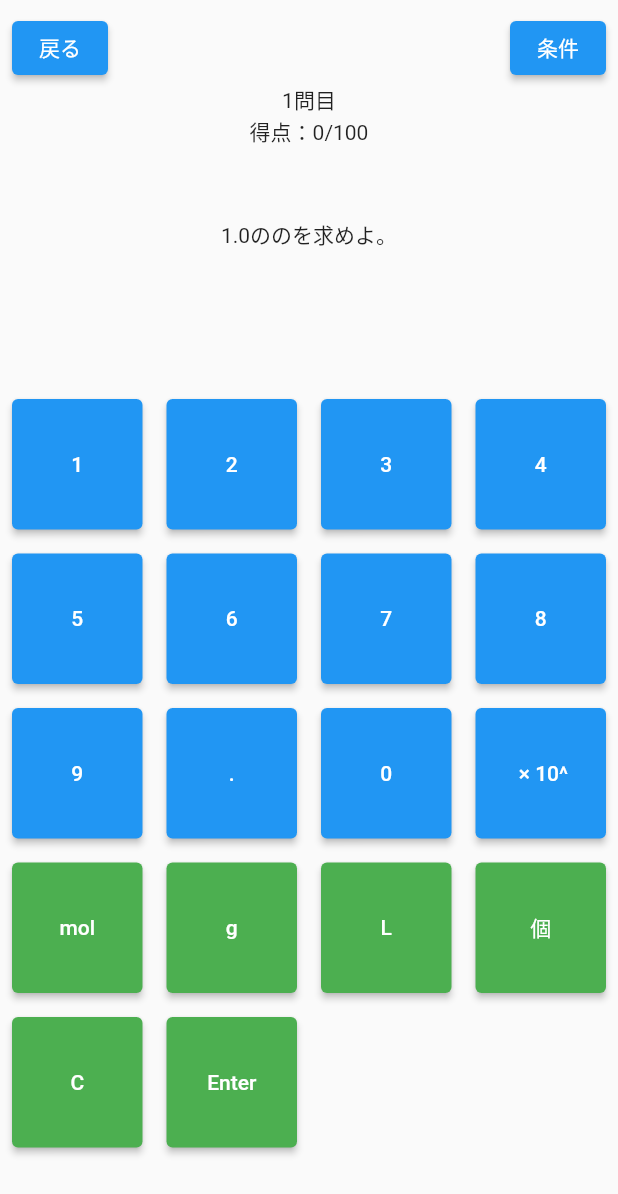
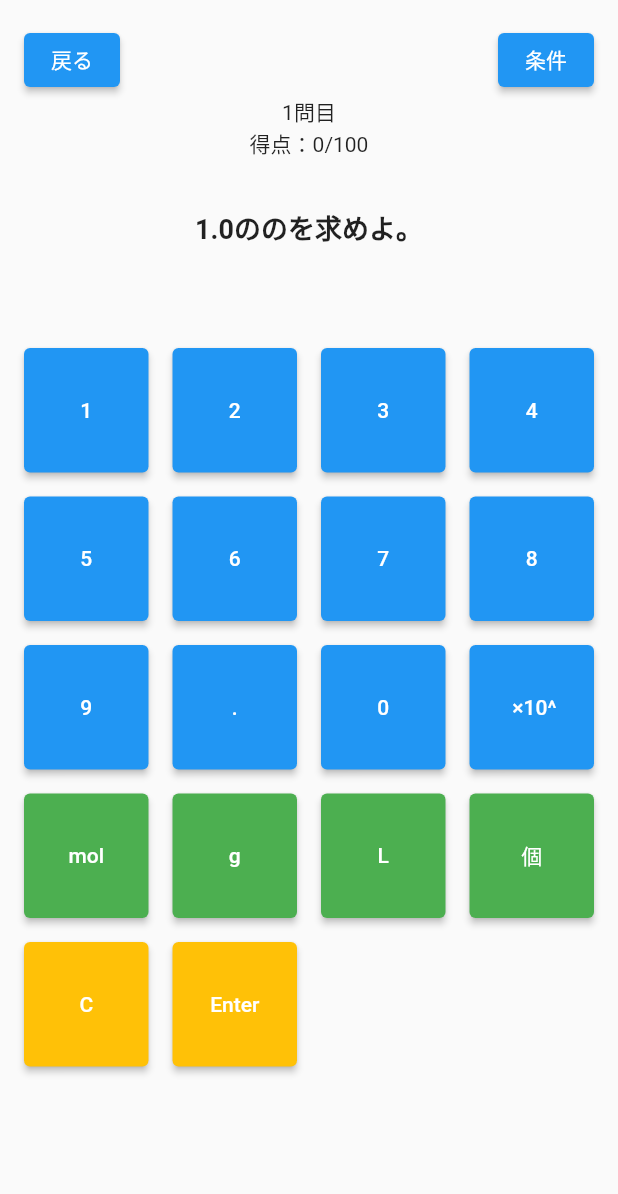
Before and after one commit to RyoSakon001/degree-quiz, a Flutter app: the GameView screen opened directly, on a phone screen of 412 x 824 dp. Shown: the top 1194 px of the screen. Run offline on Flutter 3.47's test engine with Material 2 defaults, Android fonts, the phone set to English and light mode, and no system bars; our stand-ins replace cloud_firestore, firebase_core, flutter_bloc, flutter_hooks, shared_preferences; missing offline and left inert: flutter_overboard; accounts and stored records are empty.

Commit message:
レイアウト調整

```diff
--- /dev/null
+++ b/lib/app_text_style.dart
@@ -0,0 +1,9 @@
+import 'package:flutter/material.dart';
+
+TextStyle appTextStyle({Color? color}) {
+  return TextStyle(
+    fontSize: 18,
+    fontWeight: FontWeight.bold,
+    color: color,
+  );
+}
--- a/lib/game_page.dart
+++ b/lib/game_page.dart
@@ -1,3 +1,4 @@
+import 'package:degree_quiz/app_text_style.dart';
 import 'package:degree_quiz/bloc/degree/degree_bloc.dart';
 import 'package:degree_quiz/bloc/question/question_bloc.dart';
 import 'package:degree_quiz/bloc/question/question_event.dart';
@@ -45,7 +46,7 @@ class GameView extends HookWidget {
     return Scaffold(
       body: SafeArea(
         child: Padding(
-          padding: const EdgeInsets.all(8.0),
+          padding: const EdgeInsets.all(16),
           child: Column(
             children: [
               Row(
@@ -58,7 +59,12 @@ class GameView extends HookWidget {
                     child: Text('戻る'),
                   ),
                   if (questionNumberState.value != 1)
-                    Text(isCorrect.value ? '正解！' : '不正解！'),
+                    Text(
+                      isCorrect.value ? '正解！' : '残念！',
+                      style: appTextStyle(
+                        color: isCorrect.value ? Colors.red : Colors.blue,
+                      ),
+                    ),
                   ElevatedButton(
                     onPressed: () => _showTerms(context),
                     child: Text('条件'),
@@ -70,39 +76,42 @@ class GameView extends HookWidget {
                       children: [
                         Text('終了！'),
                         Text('最終スコア：${scoreState.value}'),
-                        SizedBox(
-                          height: 48,
-                          child: ElevatedButton(
-                            onPressed: () {
-                              isResult.value = false;
-                              questionNumberState.value = 1;
-                              scoreState.value = 0;
-                            },
-                            child: Text('再チャレンジ'),
-                          ),
-                        ),
                       ],
                     )
                   : Column(
                       children: [
                         Text('${questionNumberState.value}問目'),
                         Text('得点：${scoreState.value}/100'),
-                        SizedBox(height: 48),
                       ],
                     ),
+              SizedBox(height: 32),
               BlocBuilder<QuestionBloc, Question>(
                 builder: (context, question) => questionNumberState.value == 11
                     ? Text('')
-                    : Text(question.sentence),
+                    : Text(
+                        question.sentence,
+                        style: appTextStyle(),
+                      ),
               ),
-              SizedBox(height: 32),
-              Text(
-                answerNumber.value + answerDegree.value,
-                style: TextStyle(
-                    color: Colors.blueAccent,
-                    fontSize: 30.0,
-                    fontWeight: FontWeight.w500),
-              ),
+              isResult.value
+                  ? SizedBox(
+                      height: 48,
+                      child: ElevatedButton(
+                        onPressed: () {
+                          isResult.value = false;
+                          questionNumberState.value = 1;
+                          scoreState.value = 0;
+                        },
+                        child: Text('再チャレンジ'),
+                      ),
+                    )
+                  : Text(
+                      answerNumber.value + answerDegree.value,
+                      style: TextStyle(
+                          color: Colors.blueAccent,
+                          fontSize: 30.0,
+                          fontWeight: FontWeight.w500),
+                    ),
               SizedBox(height: 32),
               BlocBuilder<QuestionBloc, Question>(
                 builder: (context, question) => Expanded(
@@ -123,7 +132,7 @@ class GameView extends HookWidget {
                       '9',
                       '.',
                       '0',
-                      ' × 10^',
+                      ' ×10^',
                       'mol',
                       'g',
                       'L',
@@ -139,6 +148,7 @@ class GameView extends HookWidget {
                               answerDegree.value = '';
                               break;
                             case 17: // Enter
+
                               // 出題数集計
                               if (questionNumberState.value > 10) {
                                 return;
@@ -177,13 +187,18 @@ class GameView extends HookWidget {
                               answerType.value = entry.key - 12; // 0,1,2,3
                               break;
                             default:
+                              // 答えが長すぎたらそれ以上入力できない
+                              if (answerNumber.value.length >= 10) return;
                               answerNumber.value += entry.value;
                               break;
                           }
                         },
                         style: ElevatedButton.styleFrom(
-                          primary:
-                              (entry.key <= 11) ? Colors.blue : Colors.green,
+                          primary: (entry.key <= 11)
+                              ? Colors.blue
+                              : (entry.key <= 15)
+                                  ? Colors.green
+                                  : Colors.amber,
                         ),
                         child: Text(entry.value),
                       );
@@ -231,44 +246,3 @@ class GameView extends HookWidget {
     );
   }
 }
-
-class Keyboard extends StatelessWidget {
-  const Keyboard({Key? key}) : super(key: key);
-  @override
-  Widget build(BuildContext context) {
-    return Expanded(
-      child: GridView.count(
-        physics: NeverScrollableScrollPhysics(),
-        crossAxisCount: 4,
-        mainAxisSpacing: 16,
-        crossAxisSpacing: 16,
-        children: [
-          '1',
-          '2',
-          '3',
-          '4',
-          '5',
-          '6',
-          '7',
-          '8',
-          '9',
-          '0',
-          'C',
-          'Enter',
-          'mol',
-          '個',
-          'g',
-          'L',
-        ].asMap().entries.map((entry) {
-          return ElevatedButton(
-            onPressed: () {},
-            style: ElevatedButton.styleFrom(
-              primary: (entry.key <= 11) ? Colors.blue : Colors.green,
-            ),
-            child: Text(entry.value),
-          );
-        }).toList(),
-      ),
-    );
-  }
-}
```
Also changed, not shown: lib/string_extension.dart (+4 -4 lines).
